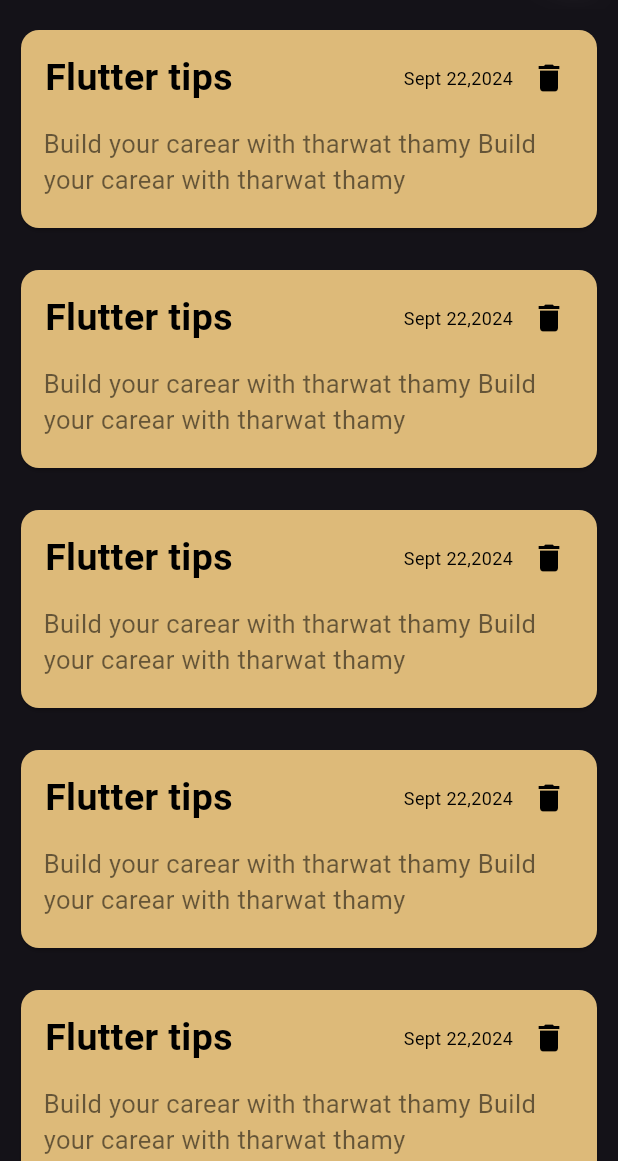
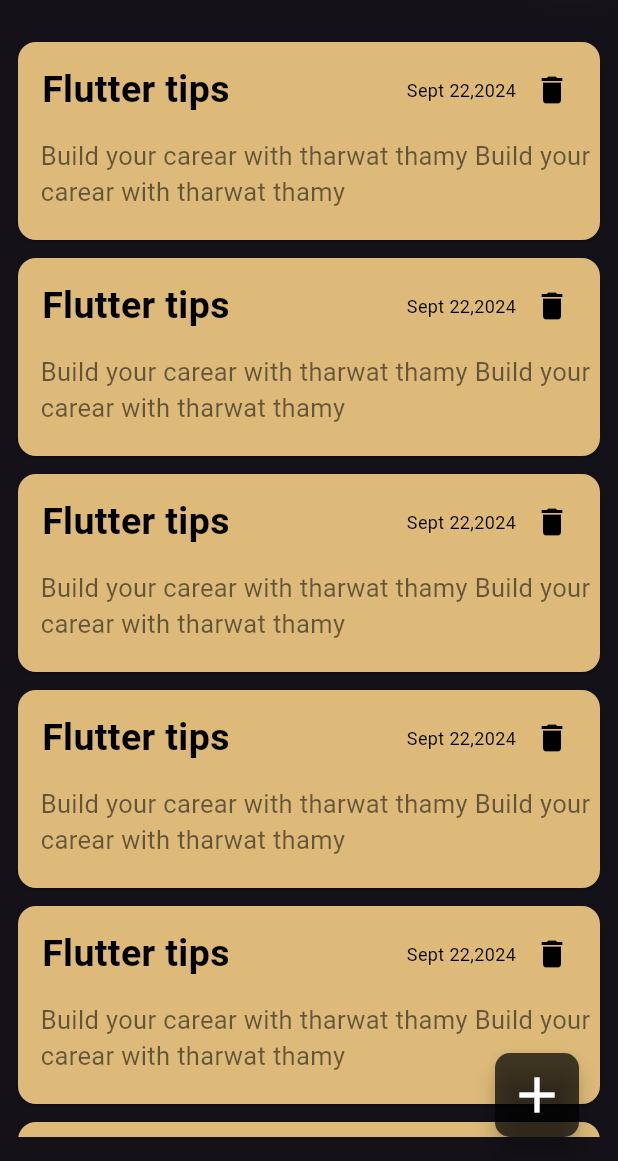
Before and after one commit to ahmed722003/notes_app, a Flutter app: the screen it shows after launch, on a phone screen of 412 x 824 dp, the part 75-1236 px from its top. Run offline on Flutter 3.47's test engine with Material 3 defaults, Android fonts, the phone set to English and light mode, and no system bars.

```diff
--- a/lib/views/notes_view.dart
+++ b/lib/views/notes_view.dart
@@ -1,4 +1,5 @@
 import 'package:flutter/material.dart';
+import 'package:notes_app/widgets/add_note_bottom_sheet.dart';
 import 'package:notes_app/widgets/notes_view_body.dart';
 
 class NotesView extends StatelessWidget {
@@ -29,10 +30,30 @@ class NotesView extends StatelessWidget {
                   blurRadius: 25.0,
                 ),
               ],
-
             ),
           ),
         ],
+      ),
+      floatingActionButton: Padding(
+        padding: const EdgeInsets.only(right: 10.0),
+        child: FloatingActionButton(
+          onPressed: () {
+            showModalBottomSheet(
+                context: context,
+                builder: (context) {
+                  return const AddNoteBottomSheet();
+                });
+          },
+          backgroundColor: Colors.black.withOpacity(0.7),
+          foregroundColor: Colors.white,
+          shape: RoundedRectangleBorder(
+            borderRadius: BorderRadius.circular(10.0),
+          ),
+          child: const Icon(
+            Icons.add,
+            size: 40,
+          ),
+        ),
       ),
       body: const NotesViewBody(),
     );
--- a/lib/widgets/custom_note_item.dart
+++ b/lib/widgets/custom_note_item.dart
@@ -8,7 +8,7 @@ class NoteItem extends StatelessWidget {
     // Example date, replace with actual note creation date
 
     return Padding(
-      padding: const EdgeInsets.all(10.0),
+      padding: const EdgeInsets.symmetric(vertical: 2.0, horizontal: 8),
       child: Card(
         color: const Color.fromARGB(255, 221, 186, 121),
         child: Column(
--- a/lib/widgets/notes_list_view.dart
+++ b/lib/widgets/notes_list_view.dart
@@ -3,11 +3,14 @@ import 'package:notes_app/widgets/custom_note_item.dart';
 
 class NotesListView extends StatelessWidget {
   const NotesListView({super.key});
-
+  final data = const [];
   @override
   Widget build(BuildContext context) {
-    return ListView.builder(itemBuilder: (context, index) {
-      return const NoteItem();
-    });
+    return Padding(
+      padding: const EdgeInsets.symmetric(vertical: 16.0),
+      child: ListView.builder(itemBuilder: (context, index) {
+        return const NoteItem();
+      }),
+    );
   }
 }
```
Also changed, not shown: lib/widgets/add_note_bottom_sheet.dart (added, +10 -0 lines).
